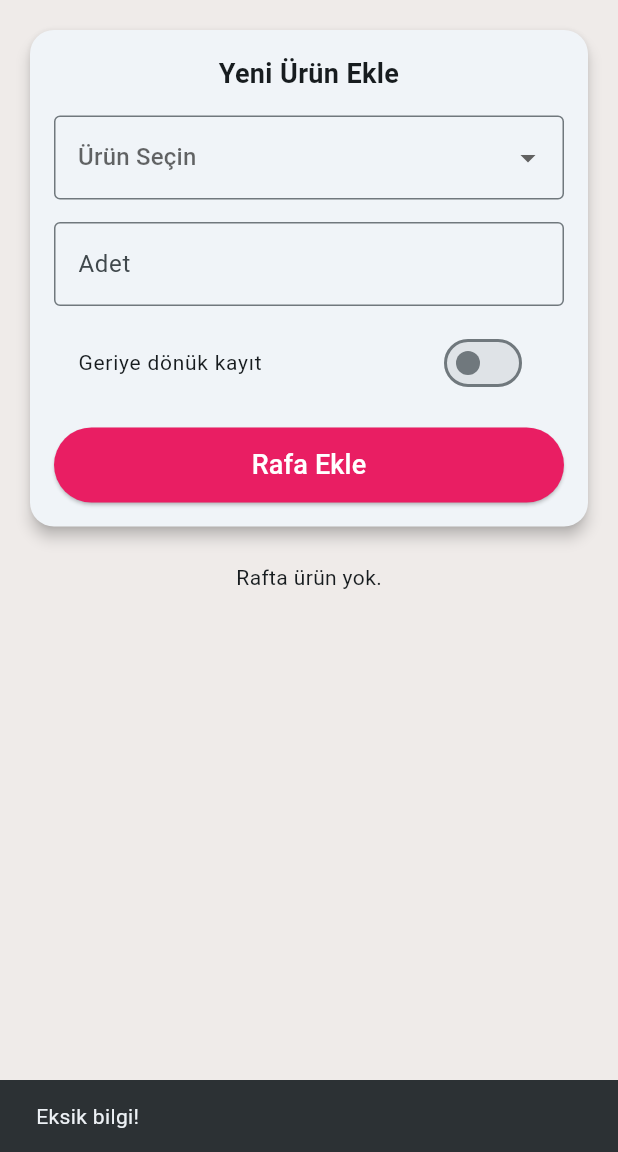
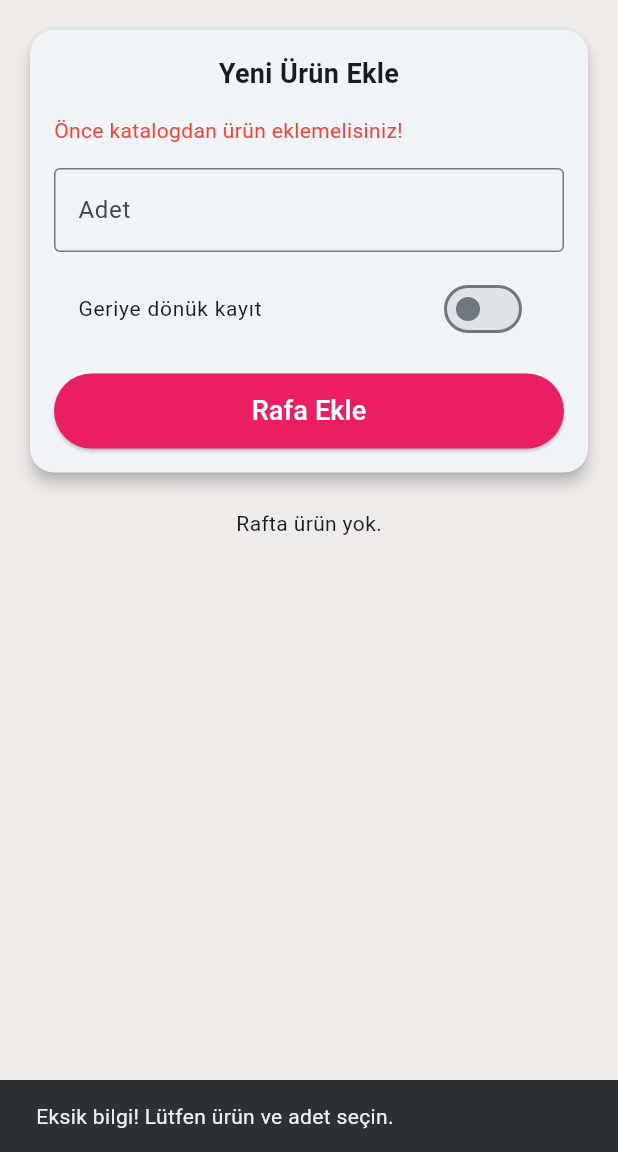
Before and after one commit to giteXceps/OlleysAPP, a Flutter app: the PastaTakipEkrani screen opened directly, after a tap on "Rafa Ekle", on a phone screen of 412 x 824 dp, the part 84-1236 px from its top. Run offline on Flutter 3.47's test engine with Material 3 defaults, Android fonts, the phone set to English and light mode, and no system bars; our stand-ins replace cloud_firestore, firebase_core, fl_chart; accounts and stored records are empty.

Commit message:
complated without visual things

```diff
--- a/lib/ekranlar/pasta_takip_ekrani.dart
+++ b/lib/ekranlar/pasta_takip_ekrani.dart
@@ -10,30 +10,10 @@ class PastaTakipEkrani extends StatefulWidget {
 }
 
 class _PastaTakipEkraniState extends State<PastaTakipEkrani> {
-  final List<Map<String, dynamic>> _urunKatalogu = [
-    {'isim': 'Limonlu cheesecake', 'rafOmruGun': 4},
-    {'isim': 'Frambuazlı cheesecake', 'rafOmruGun': 4},
-    {'isim': 'Bitter çikolatalı profiterol', 'rafOmruGun': 4},
-    {'isim': 'Beyaz çikolatalı profiterol', 'rafOmruGun': 4},
-    {'isim': 'Cocostar', 'rafOmruGun': 4},
-    {'isim': 'Cocomare', 'rafOmruGun': 4},
-    {'isim': 'Orman meyveli pasta', 'rafOmruGun': 3},
-    {'isim': 'Yaban mersinli pasta', 'rafOmruGun': 3},
-    {'isim': 'Red velvet', 'rafOmruGun': 4},
-    {'isim': 'Red love', 'rafOmruGun': 4},
-    {'isim': 'Gökkuşağı pasta (carnaval)', 'rafOmruGun': 4},
-    {'isim': 'Devils pasta', 'rafOmruGun': 5},
-    {'isim': 'Mozaik pasta', 'rafOmruGun': 7},
-    {'isim': 'Magnolia', 'rafOmruGun': 3},
-    {'isim': 'Tiramisu', 'rafOmruGun': 3},
-    {'isim': 'Brownie', 'rafOmruGun': 7},
-    {'isim': 'İzmir bombası', 'rafOmruGun': 5},
-    {'isim': 'Tartolet', 'rafOmruGun': 3},
-    {'isim': 'Sandviç', 'rafOmruGun': 3},
-    {'isim': 'Simit', 'rafOmruGun': 2},
-  ];
+  // ARTIK SABİT LİSTE YOK! Veriler Firestore'dan gelecek.
 
   String? _secilenUrun;
+  int? _secilenUrunRafOmru; // Seçilen ürünün raf ömrünü tutmak için
   final TextEditingController _adetController = TextEditingController();
 
   bool _geriyeDonukMu = false;
@@ -68,35 +48,60 @@ class _PastaTakipEkraniState extends State<PastaTakipEkrani> {
   }
 
   Future<void> _rafaEkle() async {
-    if (_secilenUrun == null || _adetController.text.isEmpty) {
-      ScaffoldMessenger.of(
-        context,
-      ).showSnackBar(const SnackBar(content: Text('Eksik bilgi!')));
+    // 1. Girdi Kontrolü
+    if (_secilenUrun == null ||
+        _adetController.text.isEmpty ||
+        _secilenUrunRafOmru == null) {
+      ScaffoldMessenger.of(context).showSnackBar(
+        const SnackBar(
+          content: Text('Eksik bilgi! Lütfen ürün ve adet seçin.'),
+        ),
+      );
       return;
     }
 
-    var urunBilgisi = _urunKatalogu.firstWhere(
-      (e) => e['isim'] == _secilenUrun,
-    );
+    // 2. Zaman Hesaplamaları
     DateTime eklenmeZamani = _geriyeDonukMu ? _secilenTarih : DateTime.now();
-    DateTime skt = eklenmeZamani.add(Duration(days: urunBilgisi['rafOmruGun']));
 
+    // Raf ömrüne göre SKT hesapla (Artık dinamik gelen _secilenUrunRafOmru kullanılıyor)
+    DateTime skt = eklenmeZamani.add(Duration(days: _secilenUrunRafOmru!));
+
+    // Veritabanından otomatik silinme tarihi (6 Ay = 182 Gün)
+    DateTime silinmeZamani = eklenmeZamani.add(const Duration(days: 182));
+
+    try {
+      // 3. Firestore'a Kayıt
       await FirebaseFirestore.instance.collection('pastalar').add({
         'isim': _secilenUrun,
         'adet': int.tryParse(_adetController.text) ?? 0,
         'ilkAdet': int.tryParse(_adetController.text) ?? 0,
         'eklenmeZamani': eklenmeZamani,
         'sktZamani': skt,
+        'silinmeZamani': silinmeZamani,
         'durum': 'Rafta',
         'satilanAdet': 0,
       });
 
+      // 4. Arayüzü Sıfırla
       setState(() {
         _secilenUrun = null;
+        _secilenUrunRafOmru = null;
         _adetController.clear();
         _geriyeDonukMu = false;
         _secilenTarih = DateTime.now();
       });
+
+      ScaffoldMessenger.of(context).showSnackBar(
+        const SnackBar(
+          content: Text('Ürün başarıyla rafa eklendi.'),
+          backgroundColor: Colors.green,
+        ),
+      );
+    } catch (e) {
+      ScaffoldMessenger.of(
+        context,
+      ).showSnackBar(SnackBar(content: Text('Hata oluştu: $e')));
+    }
   }
 
   Future<void> _satildiIsaretle(
@@ -118,17 +123,15 @@ class _PastaTakipEkraniState extends State<PastaTakipEkrani> {
       ScaffoldMessenger.of(context).showSnackBar(
         SnackBar(
           duration: const Duration(seconds: 10),
-          // BURASI ÖNEMLİ: Content içine Column ve Progress bar ekliyoruz
           content: Column(
             mainAxisSize: MainAxisSize.min,
             crossAxisAlignment: CrossAxisAlignment.start,
             children: [
               Text('$isim satıldı. (Kalan: ${mevcutAdet - 1})'),
               const SizedBox(height: 8),
-              // ZAMAN ÇUBUĞU ANİMASYONU
               TweenAnimationBuilder<double>(
                 duration: const Duration(seconds: 10),
-                tween: Tween(begin: 1.0, end: 0.0), // 1'den 0'a doğru azalsın
+                tween: Tween(begin: 1.0, end: 0.0),
                 builder: (context, value, child) {
                   return LinearProgressIndicator(
                     value: value,
@@ -136,7 +139,7 @@ class _PastaTakipEkraniState extends State<PastaTakipEkrani> {
                     valueColor: const AlwaysStoppedAnimation<Color>(
                       Colors.yellow,
                     ),
-                    minHeight: 2, // Çubuğun kalınlığı
+                    minHeight: 2,
                   );
                 },
               ),
@@ -161,37 +164,28 @@ class _PastaTakipEkraniState extends State<PastaTakipEkrani> {
     }
   }
 
-  // --- GÜNCELLENMİŞ İMHA ET FONKSİYONU (ZAMAN ÇUBUKLU) ---
   Future<void> _imhaEt(String id, String isim, int mevcutAdet) async {
-    // 1. Önce işlemi yap (Durumu değiştir ve adedi sıfırla)
     await FirebaseFirestore.instance.collection('pastalar').doc(id).update({
       'durum': 'İmha Edildi',
       'adet': 0,
     });
 
     if (!mounted) return;
-    ScaffoldMessenger.of(
-      context,
-    ).clearSnackBars(); // Varsa eski bildirimleri temizle
+    ScaffoldMessenger.of(context).clearSnackBars();
 
     ScaffoldMessenger.of(context).showSnackBar(
       SnackBar(
         duration: const Duration(seconds: 10),
-        backgroundColor:
-            Colors.red.shade900, // İmha işlemi için daha koyu kırmızı
+        backgroundColor: Colors.red.shade900,
         content: Column(
           mainAxisSize: MainAxisSize.min,
           crossAxisAlignment: CrossAxisAlignment.start,
           children: [
             Text('$isim imha edildi. Kayıtlar güncellendi.'),
             const SizedBox(height: 8),
-            // ZAMAN ÇUBUĞU ANİMASYONU
             TweenAnimationBuilder<double>(
               duration: const Duration(seconds: 10),
-              tween: Tween(
-                begin: 1.0,
-                end: 0.0,
-              ), // 1.0'dan (dolu) 0.0'a (boş) doğru
+              tween: Tween(begin: 1.0, end: 0.0),
               builder: (context, value, child) {
                 return LinearProgressIndicator(
                   value: value,
@@ -207,7 +201,6 @@ class _PastaTakipEkraniState extends State<PastaTakipEkrani> {
           label: 'GERİ AL',
           textColor: Colors.white,
           onPressed: () async {
-            // Geri ala basılırsa eski adediyle tekrar Rafta yap
             await FirebaseFirestore.instance
                 .collection('pastalar')
                 .doc(id)
@@ -237,21 +230,53 @@ class _PastaTakipEkraniState extends State<PastaTakipEkrani> {
               textAlign: TextAlign.center,
             ),
             const SizedBox(height: 15),
-            DropdownButtonFormField<String>(
+
+            // --- DİNAMİK DROPDOWN (Firestore'dan Veri Çeken Kısım) ---
+            StreamBuilder<QuerySnapshot>(
+              stream: FirebaseFirestore.instance
+                  .collection('urun_katalogu')
+                  .orderBy('isim')
+                  .snapshots(),
+              builder: (context, snapshot) {
+                if (snapshot.connectionState == ConnectionState.waiting) {
+                  return const Center(child: LinearProgressIndicator());
+                }
+                if (!snapshot.hasData || snapshot.data!.docs.isEmpty) {
+                  return const Text(
+                    "Önce katalogdan ürün eklemelisiniz!",
+                    style: TextStyle(color: Colors.red),
+                  );
+                }
+
+                var katalogItems = snapshot.data!.docs;
+
+                return DropdownButtonFormField<String>(
                   value: _secilenUrun,
-              hint: const Text('Ürün Seçin'),
+                  hint: const Text('Katalogdan Ürün Seçin'),
                   isExpanded: true,
-              items: _urunKatalogu
-                  .map(
-                    (u) => DropdownMenuItem(
-                      value: u['isim'] as String,
-                      child: Text(u['isim']),
+                  items: katalogItems.map((doc) {
+                    return DropdownMenuItem(
+                      value: doc['isim'] as String,
+                      child: Text("${doc['isim']} (${doc['rafOmruGun']} Gün)"),
+                    );
+                  }).toList(),
+                  onChanged: (val) {
+                    setState(() {
+                      _secilenUrun = val;
+                      // Seçilen ürünün dökümanından raf ömrünü alıyoruz
+                      var secilenDoc = katalogItems.firstWhere(
+                        (d) => d['isim'] == val,
+                      );
+                      _secilenUrunRafOmru = secilenDoc['rafOmruGun'];
+                    });
+                  },
+                  decoration: const InputDecoration(
+                    border: OutlineInputBorder(),
                   ),
-                  )
-                  .toList(),
-              onChanged: (val) => setState(() => _secilenUrun = val),
-              decoration: const InputDecoration(border: OutlineInputBorder()),
+                );
+              },
             ),
+
             const SizedBox(height: 15),
             TextField(
               controller: _adetController,
@@ -261,7 +286,6 @@ class _PastaTakipEkraniState extends State<PastaTakipEkrani> {
                 border: OutlineInputBorder(),
               ),
             ),
-
             const SizedBox(height: 10),
             SwitchListTile(
               title: const Text(
@@ -280,7 +304,6 @@ class _PastaTakipEkraniState extends State<PastaTakipEkrani> {
                   "Tarih: ${DateFormat('dd/MM HH:mm').format(_secilenTarih)}",
                 ),
               ),
-
             const SizedBox(height: 15),
             SizedBox(
               height: 50,
@@ -299,7 +322,6 @@ class _PastaTakipEkraniState extends State<PastaTakipEkrani> {
     );
 
     Widget listeAlani = StreamBuilder<QuerySnapshot>(
-      // SKT'si yakın olan en üstte
       stream: FirebaseFirestore.instance
           .collection('pastalar')
           .where('durum', isEqualTo: 'Rafta')
@@ -349,7 +371,6 @@ class _PastaTakipEkraniState extends State<PastaTakipEkrani> {
                 trailing: Row(
                   mainAxisSize: MainAxisSize.min,
                   children: [
-                    // Yazar Kasa İkonu (İsim eklendi)
                     IconButton(
                       icon: const Icon(
                         Icons.point_of_sale,
@@ -364,7 +385,6 @@ class _PastaTakipEkraniState extends State<PastaTakipEkrani> {
                       ),
                     ),
                     const SizedBox(width: 8),
-                    // Çöp Kutusu İkonu (İsim eklendi)
                     IconButton(
                       icon: const Icon(
                         Icons.delete_forever,
```
Also changed, not shown: lib/ekranlar/birim_secim_ekrani.dart (+58 -24 lines), lib/ekranlar/coffee_go_ana_ekrani.dart (+16 -0 lines), lib/ekranlar/giris_ekrani.dart (+66 -24 lines), lib/ekranlar/root_yonetim_ekrani.dart (added, +214 -0 lines), lib/ekranlar/urun_yonetim_ekrani.dart (added, +132 -0 lines). Lines whose indentation alone changed are shown as unchanged.
